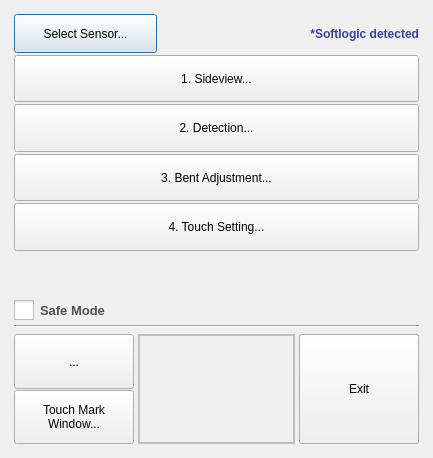
Old version of the form T3kCfgFE/dialog.ui in the repository habilience/habilience-t3ksensor-tools.
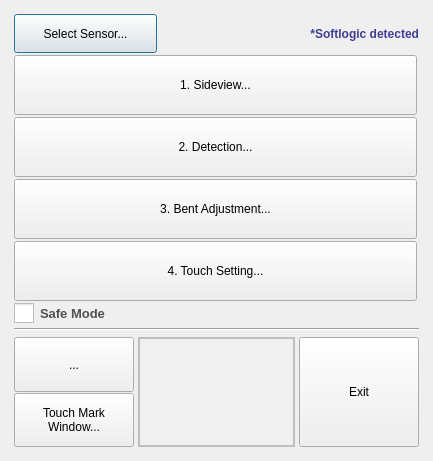
New version of the form. Icons and pictures are not drawn. Custom widgets are drawn as their Qt base class.

```diff
--- a/T3kCfgFE/dialog.ui
+++ b/T3kCfgFE/dialog.ui
@@ -107,6 +107,18 @@
          <verstretch>0</verstretch>
         </sizepolicy>
        </property>
+       <property name="minimumSize">
+        <size>
+         <width>0</width>
+         <height>60</height>
+        </size>
+       </property>
+       <property name="maximumSize">
+        <size>
+         <width>403</width>
+         <height>100</height>
+        </size>
+       </property>
        <property name="focusPolicy">
         <enum>Qt::TabFocus</enum>
        </property>
@@ -126,6 +138,18 @@
          <verstretch>0</verstretch>
         </sizepolicy>
        </property>
+       <property name="minimumSize">
+        <size>
+         <width>0</width>
+         <height>60</height>
+        </size>
+       </property>
+       <property name="maximumSize">
+        <size>
+         <width>403</width>
+         <height>100</height>
+        </size>
+       </property>
        <property name="focusPolicy">
         <enum>Qt::TabFocus</enum>
        </property>
@@ -145,6 +169,18 @@
          <verstretch>0</verstretch>
         </sizepolicy>
        </property>
+       <property name="minimumSize">
+        <size>
+         <width>0</width>
+         <height>60</height>
+        </size>
+       </property>
+       <property name="maximumSize">
+        <size>
+         <width>403</width>
+         <height>100</height>
+        </size>
+       </property>
        <property name="focusPolicy">
         <enum>Qt::TabFocus</enum>
        </property>
@@ -164,6 +200,18 @@
          <verstretch>0</verstretch>
         </sizepolicy>
        </property>
+       <property name="minimumSize">
+        <size>
+         <width>0</width>
+         <height>60</height>
+        </size>
+       </property>
+       <property name="maximumSize">
+        <size>
+         <width>403</width>
+         <height>100</height>
+        </size>
+       </property>
        <property name="focusPolicy">
         <enum>Qt::TabFocus</enum>
        </property>
@@ -314,7 +362,7 @@
        </property>
        <property name="minimumSize">
         <size>
-         <width>0</width>
+         <width>153</width>
          <height>110</height>
         </size>
        </property>
```
